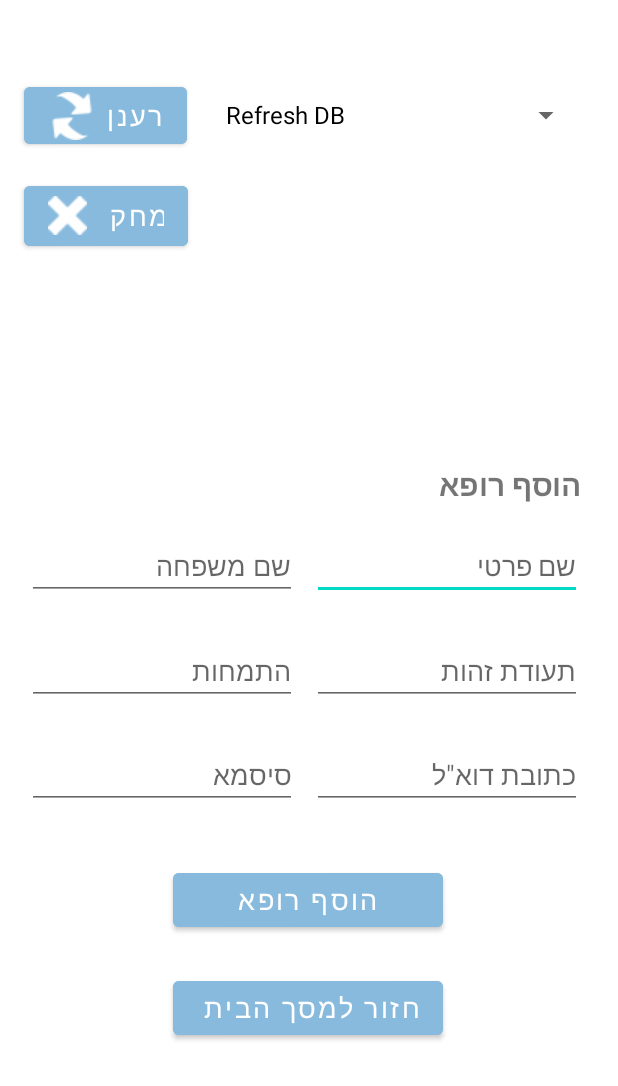
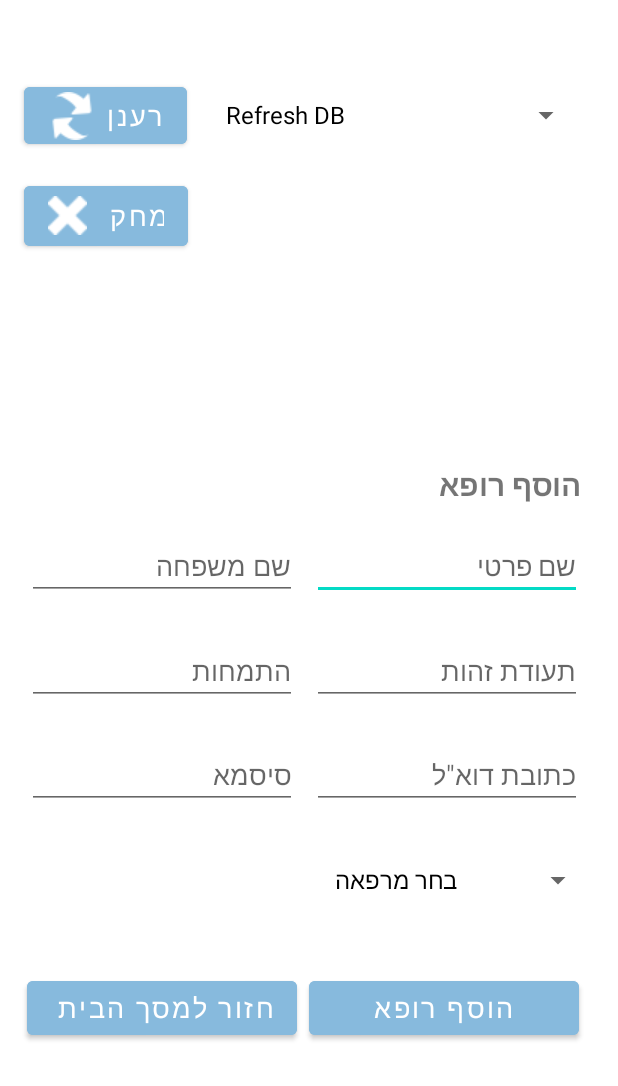
Before and after one commit to bmitay4/HMO, an Android app: the DoctorsPanel screen opened directly, with no data from a screen before it, on a phone screen of 412 x 824 dp, the part 150-1236 px from its top. Run offline under Robolectric (Android 15) with nearby library versions, the phone set to English and light mode, and no system bars; our stand-ins replace Firebase (no records; nobody signed in at launch, a user with empty details on screens opened directly).

Commit message:
Update, added "Branch (city)" field when registering a new staff member, which is relevant to the doctor's workplace.

```diff
--- a/app/src/main/java/com/example/hmo/Panels_Screens/DoctorsPanel.java
+++ b/app/src/main/java/com/example/hmo/Panels_Screens/DoctorsPanel.java
@@ -5,6 +5,7 @@ import android.content.Context;
 import android.content.DialogInterface;
 import android.content.Intent;
 import android.os.Bundle;
+import android.view.Gravity;
 import android.view.View;
 import android.view.View.OnClickListener;
 import android.widget.ArrayAdapter;
@@ -33,7 +34,7 @@ import java.util.ArrayList;
 import java.util.Objects;
 
 public class DoctorsPanel extends AppCompatActivity {
-    private Spinner spinner;
+    private Spinner spinner, spinnerCity;
     //    private ImageView refresh, remove;
     private TextView doctorInfo;
     private NewDoctor doctor;
@@ -83,6 +84,7 @@ public class DoctorsPanel extends AppCompatActivity {
         refresh = findViewById(R.id.Button_DoctorPanelRefresh);
         spinner = findViewById(R.id.MDocSpinner);
         remove = findViewById(R.id.Button_DoctorPanelRemove);
+        spinnerCity = findViewById(R.id.MDocSpinnerChooseCity);
 
         //TODO, it will contain details about the selected doctor (etc appointments count)
         doctorInfo = findViewById(R.id.txt_DoctorPanelInfo);
@@ -100,8 +102,14 @@ public class DoctorsPanel extends AppCompatActivity {
         myContext = this;
 
         ArrayAdapter<String> adapter = new ArrayAdapter<>(this, android.R.layout.simple_spinner_dropdown_item, new String[]{"Refresh DB"});
+        ArrayAdapter<String> adapterCities = new ArrayAdapter<>(this, android.R.layout.simple_spinner_dropdown_item, new String[]{"בחר מרפאה", "קריית שמונה", "חיפה", "נתניה", "ירושלים", "דימונה", "אילת"});
+        spinnerCity.setAdapter(adapterCities);
+        spinner.setAdapter(adapter);
 
-        spinner.setAdapter(adapter);
+        //Adding gravity to spinners, for better display enhancement
+        spinnerCity.setGravity(Gravity.END);
+        spinner.setGravity(Gravity.END);
+
     }
 
     //Get the list of doctors from DB
@@ -153,6 +161,22 @@ public class DoctorsPanel extends AppCompatActivity {
         String localDocEmail = doctorEmail.getText().toString();
         String localDocPass = doctorPass.getText().toString();
         String localDocSpecs = doctorSpecs.getText().toString();
+        String localDocCity = spinnerCity.getSelectedItem().toString();
+
+        //Make sure all the details about the doctor have been entered
+        if(localDocCity.contains("מרפאה")
+                || localDocID.isEmpty()
+                || localDocFN.isEmpty()
+                || localDocLN.isEmpty()
+                || localDocEmail.isEmpty()
+                || localDocPass.isEmpty()
+                || localDocSpecs.isEmpty()) {
+            new AlertDialog.Builder(this)
+                    .setTitle("שגיאה")
+                    .setMessage("חסרים פרטים אודות הרופא, השלם ונסה שנית").show();
+            return;
+        }
+
         NewDoctor doctor;
 
 
@@ -160,7 +184,7 @@ public class DoctorsPanel extends AppCompatActivity {
         FirebaseDatabase database = FirebaseDatabase.getInstance();
         DatabaseReference reference = database.getReference("Doctors");
 
-        doctor = new NewDoctor("", localDocID, localDocFN, localDocLN, localDocEmail, localDocPass, localDocSpecs);
+        doctor = new NewDoctor("", localDocID, localDocFN, localDocLN, localDocEmail, localDocPass, localDocSpecs, localDocCity);
         mAuth.createUserWithEmailAndPassword(localDocEmail, localDocPass).
                 addOnCompleteListener(this, task -> {
                     if (task.isSuccessful()) {
--- a/app/src/main/res/layout/activity_management_doctor.xml
+++ b/app/src/main/res/layout/activity_management_doctor.xml
@@ -8,6 +8,17 @@
     android:layout_width="match_parent"
     android:layout_height="match_parent"
     tools:context=".Panels_Screens.DoctorsPanel">
+
+    <Spinner
+        android:id="@+id/MDocSpinnerChooseCity"
+        android:layout_width="180dp"
+        android:layout_height="40dp"
+        app:layout_constraintBottom_toBottomOf="parent"
+        app:layout_constraintEnd_toEndOf="parent"
+        app:layout_constraintHorizontal_bias="0.93"
+        app:layout_constraintStart_toStartOf="parent"
+        app:layout_constraintTop_toTopOf="parent"
+        app:layout_constraintVertical_bias="0.85" />
 
     <Button
         android:id="@+id/Button_DoctorPanelRemove"
@@ -30,7 +41,7 @@
         android:layout_width="180dp"
         android:layout_height="wrap_content"
         android:ems="10"
-        android:gravity="right|center_vertical"
+        android:gravity="start|center_vertical"
         android:hint="שם פרטי"
         android:inputType="textPersonName"
         android:textSize="18sp"
@@ -46,7 +57,7 @@
         android:layout_width="180dp"
         android:layout_height="wrap_content"
         android:ems="10"
-        android:gravity="right|center_vertical"
+        android:gravity="right"
         android:hint="סיסמא"
         android:inputType="numberPassword"
         android:textSize="18sp"
@@ -82,10 +93,10 @@
         android:textSize="18sp"
         app:layout_constraintBottom_toBottomOf="parent"
         app:layout_constraintEnd_toEndOf="parent"
-        app:layout_constraintHorizontal_bias="0.497"
+        app:layout_constraintHorizontal_bias="0.887"
         app:layout_constraintStart_toStartOf="parent"
         app:layout_constraintTop_toTopOf="parent"
-        app:layout_constraintVertical_bias="0.871" />
+        app:layout_constraintVertical_bias="0.964" />
 
     <TextView
         android:id="@+id/txt_MDocsTitle2"
@@ -117,14 +128,15 @@
         app:layout_constraintHorizontal_bias="0.077"
         app:layout_constraintStart_toStartOf="parent"
         app:layout_constraintTop_toTopOf="parent"
-        app:layout_constraintVertical_bias="0.674" />
+        app:layout_constraintVertical_bias="0.674"
+        android:importantForAutofill="no" />
 
     <EditText
         android:id="@+id/txt_MDocID"
         android:layout_width="180dp"
         android:layout_height="wrap_content"
         android:ems="10"
-        android:gravity="right|center_vertical"
+        android:gravity="right"
         android:hint="תעודת זהות"
         android:inputType="number|textPersonName"
         android:textSize="18sp"
@@ -149,19 +161,20 @@
         app:layout_constraintHorizontal_bias="0.896"
         app:layout_constraintStart_toStartOf="parent"
         app:layout_constraintTop_toTopOf="parent"
-        app:layout_constraintVertical_bias="0.763" />
+        app:layout_constraintVertical_bias="0.763"
+        android:importantForAutofill="no" />
 
     <Button
         android:id="@+id/Button_MDocsGoToHome"
         android:layout_width="180dp"
         android:layout_height="wrap_content"
         android:backgroundTint="#87BADD"
-        android:gravity="right|center_vertical"
+        android:gravity="center_vertical"
         android:text="חזור למסך הבית"
         android:textSize="18sp"
         app:layout_constraintBottom_toBottomOf="parent"
         app:layout_constraintEnd_toEndOf="parent"
-        app:layout_constraintHorizontal_bias="0.497"
+        app:layout_constraintHorizontal_bias="0.077"
         app:layout_constraintStart_toStartOf="parent"
         app:layout_constraintTop_toTopOf="parent"
         app:layout_constraintVertical_bias="0.964" />
@@ -170,7 +183,7 @@
         android:id="@+id/txt_MDocsTitle"
         android:layout_width="wrap_content"
         android:layout_height="wrap_content"
-        android:gravity="right|center_vertical"
+        android:gravity="center_vertical"
         android:text="ניהול הצוות רפואי"
         android:textSize="26sp"
         android:textStyle="bold"
@@ -191,13 +204,13 @@
         app:layout_constraintStart_toStartOf="parent"
         app:layout_constraintTop_toTopOf="parent"
         app:layout_constraintVertical_bias="0.024"
-        app:srcCompat="@drawable/minilogo" />
+        app:srcCompat="@drawable/minilogo"
+        android:contentDescription="@string/mini_logo_image" />
 
     <Spinner
         android:id="@+id/MDocSpinner"
         android:layout_width="245dp"
         android:layout_height="50dp"
-        android:gravity="center_horizontal"
         app:layout_constraintBottom_toBottomOf="parent"
         app:layout_constraintEnd_toEndOf="parent"
         app:layout_constraintHorizontal_bias="0.855"
--- a/app/src/main/res/values/strings.xml
+++ b/app/src/main/res/values/strings.xml
@@ -1,3 +1,4 @@
 <resources>
     <string name="app_name">בריאות בקלות</string>
+    <string name="mini_logo_image">mini logo image</string>
 </resources>
```
Also changed, not shown: app/src/main/java/com/example/hmo/General_Objects/NewDoctor.java (+22 -14 lines).
